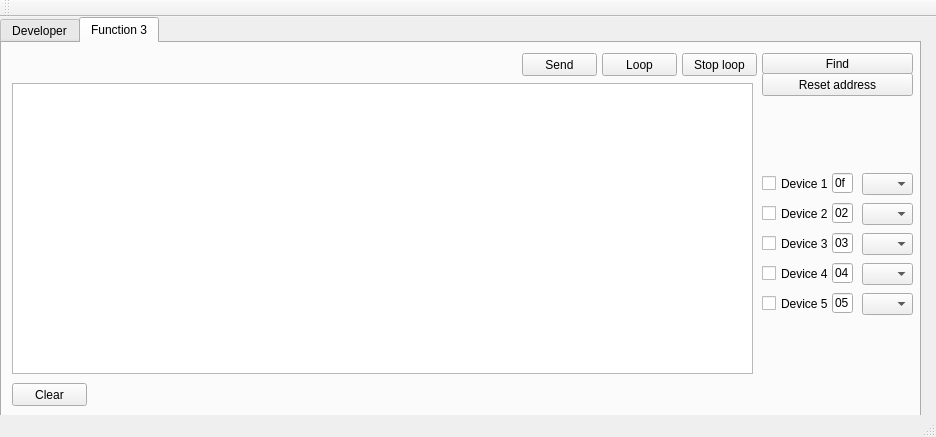
Qt form mainwindow.ui (stmx/HartTester) before a commit.
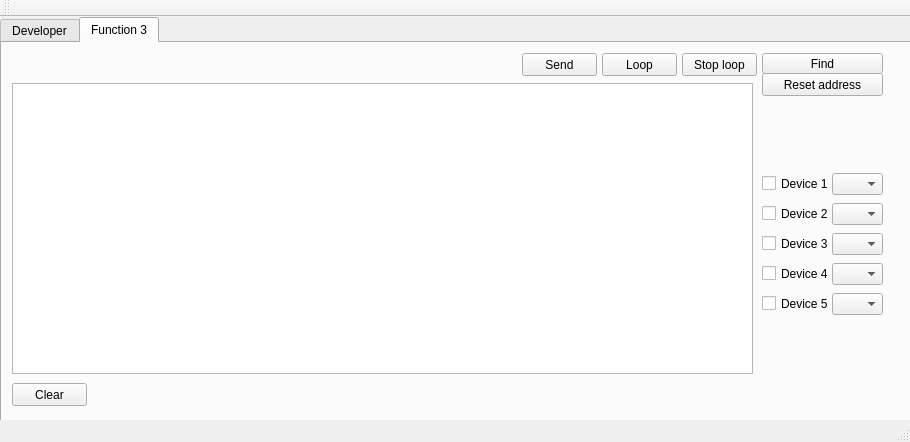
The same form after that commit. The open tabs and pages were chosen to show the change.

Commit message: update address choice by lineEdit to comboBox with function ResetAddress

The edit to the form file:
```diff
--- a/mainwindow.ui
+++ b/mainwindow.ui
@@ -6,8 +6,8 @@
    <rect>
     <x>0</x>
     <y>0</y>
-    <width>936</width>
-    <height>437</height>
+    <width>910</width>
+    <height>442</height>
    </rect>
   </property>
   <property name="windowTitle">
@@ -1175,92 +1175,6 @@
        <string>Clear</string>
       </property>
      </widget>
-     <widget class="QLineEdit" name="lineFunc3Addr_1">
-      <property name="geometry">
-       <rect>
-        <x>830</x>
-        <y>130</y>
-        <width>21</width>
-        <height>20</height>
-       </rect>
-      </property>
-      <property name="whatsThis">
-       <string>&lt;html&gt;&lt;head/&gt;&lt;body&gt;&lt;p&gt;Девайс 1&lt;/p&gt;&lt;/body&gt;&lt;/html&gt;</string>
-      </property>
-      <property name="inputMask">
-       <string>hh</string>
-      </property>
-      <property name="text">
-       <string>0f</string>
-      </property>
-      <property name="maxLength">
-       <number>2</number>
-      </property>
-     </widget>
-     <widget class="QLineEdit" name="lineFunc3Addr_2">
-      <property name="geometry">
-       <rect>
-        <x>830</x>
-        <y>160</y>
-        <width>21</width>
-        <height>20</height>
-       </rect>
-      </property>
-      <property name="inputMask">
-       <string>hh</string>
-      </property>
-      <property name="text">
-       <string>02</string>
-      </property>
-     </widget>
-     <widget class="QLineEdit" name="lineFunc3Addr_3">
-      <property name="geometry">
-       <rect>
-        <x>830</x>
-        <y>190</y>
-        <width>21</width>
-        <height>20</height>
-       </rect>
-      </property>
-      <property name="inputMask">
-       <string>hh</string>
-      </property>
-      <property name="text">
-       <string>03</string>
-      </property>
-     </widget>
-     <widget class="QLineEdit" name="lineFunc3Addr_4">
-      <property name="geometry">
-       <rect>
-        <x>830</x>
-        <y>220</y>
-        <width>21</width>
-        <height>20</height>
-       </rect>
-      </property>
-      <property name="inputMask">
-       <string>hh</string>
-      </property>
-      <property name="text">
-       <string>04</string>
-      </property>
-     </widget>
-     <widget class="QLineEdit" name="lineFunc3Addr_5">
-      <property name="geometry">
-       <rect>
-        <x>830</x>
-        <y>250</y>
-        <width>21</width>
-        <height>20</height>
-       </rect>
-      </property>
-      <property name="inputMask">
-       <string>hh</string>
-      </property>
-      <property name="text">
-       <string>05</string>
-      </property>
-     </widget>
      <widget class="QCheckBox" name="checkDevice_1">
       <property name="geometry">
        <rect>
@@ -1348,7 +1262,7 @@
      <widget class="QComboBox" name="comboBoxAddressFunc3_1">
       <property name="geometry">
        <rect>
-        <x>860</x>
+        <x>830</x>
         <y>130</y>
         <width>51</width>
         <height>22</height>
@@ -1363,7 +1277,7 @@
        <rect>
         <x>760</x>
         <y>10</y>
-        <width>151</width>
+        <width>121</width>
         <height>21</height>
        </rect>
       </property>
@@ -1376,7 +1290,7 @@
        <rect>
         <x>760</x>
         <y>30</y>
-        <width>151</width>
+        <width>121</width>
         <height>23</height>
        </rect>
       </property>
@@ -1387,7 +1301,7 @@
      <widget class="QComboBox" name="comboBoxAddressFunc3_2">
       <property name="geometry">
        <rect>
-        <x>860</x>
+        <x>830</x>
         <y>160</y>
         <width>51</width>
         <height>22</height>
@@ -1397,7 +1311,7 @@
      <widget class="QComboBox" name="comboBoxAddressFunc3_3">
       <property name="geometry">
        <rect>
-        <x>860</x>
+        <x>830</x>
         <y>190</y>
         <width>51</width>
         <height>22</height>
@@ -1407,7 +1321,7 @@
      <widget class="QComboBox" name="comboBoxAddressFunc3_4">
       <property name="geometry">
        <rect>
-        <x>860</x>
+        <x>830</x>
         <y>220</y>
         <width>51</width>
         <height>22</height>
@@ -1417,7 +1331,7 @@
      <widget class="QComboBox" name="comboBoxAddressFunc3_5">
       <property name="geometry">
        <rect>
-        <x>860</x>
+        <x>830</x>
         <y>250</y>
         <width>51</width>
         <height>22</height>
```
Left out of the diff: 4 changed lines with no effect on the pictures. The commit also changes 2 other files.
